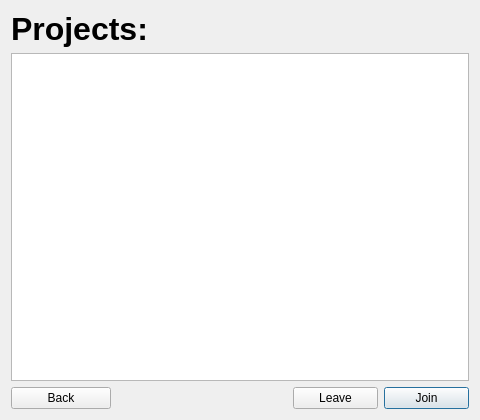
Above: studentviewproject.ui from w4est/COMP3004 before the change. Below: the same form after it.
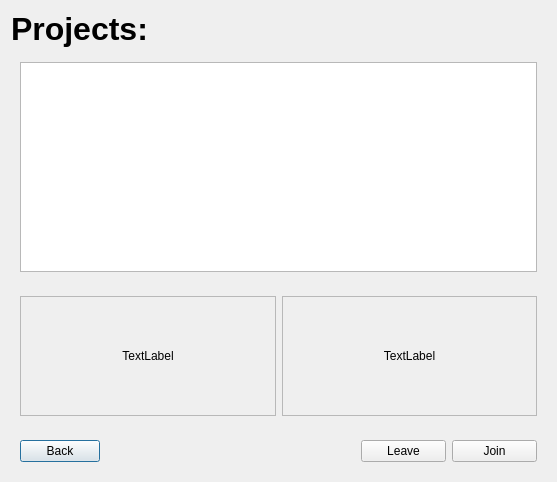
That is the form after the change.

Patch:
```diff
--- a/studentviewproject.ui
+++ b/studentviewproject.ui
@@ -6,57 +6,28 @@
    <rect>
     <x>0</x>
     <y>0</y>
-    <width>480</width>
-    <height>420</height>
+    <width>557</width>
+    <height>482</height>
    </rect>
   </property>
   <property name="minimumSize">
    <size>
-    <width>480</width>
-    <height>420</height>
+    <width>550</width>
+    <height>480</height>
    </size>
   </property>
   <property name="windowTitle">
    <string>Dialog</string>
   </property>
-  <layout class="QGridLayout" name="gridLayout">
-   <item row="1" column="0" colspan="5">
-    <widget class="QListWidget" name="ProjectList"/>
-   </item>
-   <item row="2" column="4">
-    <widget class="QPushButton" name="JoinButton">
-     <property name="minimumSize">
-      <size>
-       <width>85</width>
-       <height>0</height>
-      </size>
-     </property>
-     <property name="maximumSize">
-      <size>
-       <width>100</width>
-       <height>40</height>
-      </size>
-     </property>
-     <property name="text">
-      <string>Join</string>
-     </property>
-    </widget>
-   </item>
-   <item row="2" column="0">
-    <widget class="QPushButton" name="BackButton">
-     <property name="maximumSize">
-      <size>
-       <width>100</width>
-       <height>40</height>
-      </size>
-     </property>
-     <property name="text">
-      <string>Back</string>
-     </property>
-    </widget>
-   </item>
-   <item row="0" column="0">
+  <layout class="QVBoxLayout" name="verticalLayout">
+   <item>
     <widget class="QLabel" name="ProjectLabel">
+     <property name="sizePolicy">
+      <sizepolicy hsizetype="Fixed" vsizetype="Fixed">
+       <horstretch>0</horstretch>
+       <verstretch>0</verstretch>
+      </sizepolicy>
+     </property>
      <property name="font">
       <font>
        <pointsize>24</pointsize>
@@ -69,49 +40,188 @@
      </property>
     </widget>
    </item>
-   <item row="2" column="2">
-    <spacer name="horizontalSpacer">
-     <property name="orientation">
-      <enum>Qt::Horizontal</enum>
+   <item>
+    <widget class="QFrame" name="ProjectList_Frame">
+     <property name="sizePolicy">
+      <sizepolicy hsizetype="Fixed" vsizetype="Fixed">
+       <horstretch>0</horstretch>
+       <verstretch>0</verstretch>
+      </sizepolicy>
      </property>
-     <property name="sizeHint" stdset="0">
-      <size>
-       <width>40</width>
-       <height>20</height>
-      </size>
+     <property name="frameShape">
+      <enum>QFrame::NoFrame</enum>
      </property>
-    </spacer>
-   </item>
-   <item row="2" column="1">
-    <spacer name="horizontalSpacer_2">
-     <property name="orientation">
-      <enum>Qt::Horizontal</enum>
+     <property name="frameShadow">
+      <enum>QFrame::Raised</enum>
      </property>
-     <property name="sizeHint" stdset="0">
+     <layout class="QHBoxLayout" name="horizontalLayout">
+      <item>
+       <widget class="QListWidget" name="ProjectList">
+        <property name="sizePolicy">
+         <sizepolicy hsizetype="Fixed" vsizetype="Fixed">
+          <horstretch>0</horstretch>
+          <verstretch>0</verstretch>
+         </sizepolicy>
+        </property>
+        <property name="minimumSize">
+         <size>
+          <width>517</width>
+          <height>210</height>
+         </size>
+        </property>
+       </widget>
+      </item>
+     </layout>
+    </widget>
+   </item>
+   <item>
+    <widget class="QFrame" name="Flashy_Frame">
+     <property name="minimumSize">
       <size>
-       <width>40</width>
-       <height>20</height>
+       <width>520</width>
+       <height>100</height>
       </size>
      </property>
-    </spacer>
+     <property name="frameShape">
+      <enum>QFrame::NoFrame</enum>
+     </property>
+     <property name="frameShadow">
+      <enum>QFrame::Raised</enum>
+     </property>
+     <layout class="QHBoxLayout" name="horizontalLayout_2">
+      <item>
+       <widget class="QFrame" name="frame_4">
+        <property name="frameShape">
+         <enum>QFrame::StyledPanel</enum>
+        </property>
+        <property name="frameShadow">
+         <enum>QFrame::Raised</enum>
+        </property>
+        <layout class="QHBoxLayout" name="horizontalLayout_3">
+         <item>
+          <widget class="QLabel" name="ProjectName">
+           <property name="text">
+            <string>TextLabel</string>
+           </property>
+           <property name="alignment">
+            <set>Qt::AlignCenter</set>
+           </property>
+          </widget>
+         </item>
+        </layout>
+       </widget>
+      </item>
+      <item>
+       <widget class="QFrame" name="Register_Framess">
+        <property name="frameShape">
+         <enum>QFrame::StyledPanel</enum>
+        </property>
+        <property name="frameShadow">
+         <enum>QFrame::Raised</enum>
+        </property>
+        <layout class="QHBoxLayout" name="horizontalLayout_4">
+         <item>
+          <widget class="QLabel" name="RegisterValue">
+           <property name="text">
+            <string>TextLabel</string>
+           </property>
+           <property name="alignment">
+            <set>Qt::AlignCenter</set>
+           </property>
+          </widget>
+         </item>
+        </layout>
+       </widget>
+      </item>
+     </layout>
+    </widget>
    </item>
-   <item row="2" column="3">
-    <widget class="QPushButton" name="pushButton">
+   <item>
+    <widget class="QFrame" name="Button_Frame">
+     <property name="sizePolicy">
+      <sizepolicy hsizetype="Preferred" vsizetype="Fixed">
+       <horstretch>0</horstretch>
+       <verstretch>0</verstretch>
+      </sizepolicy>
+     </property>
      <property name="minimumSize">
       <size>
-       <width>85</width>
-       <height>20</height>
-      </size>
-     </property>
-     <property name="maximumSize">
-      <size>
-       <width>85</width>
+       <width>0</width>
        <height>40</height>
       </size>
      </property>
-     <property name="text">
-      <string>Leave</string>
+     <property name="frameShape">
+      <enum>QFrame::NoFrame</enum>
      </property>
+     <property name="frameShadow">
+      <enum>QFrame::Raised</enum>
+     </property>
+     <layout class="QGridLayout" name="gridLayout">
+      <item row="0" column="0">
+       <widget class="QPushButton" name="BackButton">
+        <property name="maximumSize">
+         <size>
+          <width>100</width>
+          <height>40</height>
+         </size>
+        </property>
+        <property name="text">
+         <string>Back</string>
+        </property>
+       </widget>
+      </item>
+      <item row="0" column="2">
+       <widget class="QPushButton" name="pushButton">
+        <property name="minimumSize">
+         <size>
+          <width>85</width>
+          <height>20</height>
+         </size>
+        </property>
+        <property name="maximumSize">
+         <size>
+          <width>100</width>
+          <height>40</height>
+         </size>
+        </property>
+        <property name="text">
+         <string>Leave</string>
+        </property>
+       </widget>
+      </item>
+      <item row="0" column="3">
+       <widget class="QPushButton" name="JoinButton">
+        <property name="minimumSize">
+         <size>
+          <width>85</width>
+          <height>20</height>
+         </size>
+        </property>
+        <property name="maximumSize">
+         <size>
+          <width>100</width>
+          <height>40</height>
+         </size>
+        </property>
+        <property name="text">
+         <string>Join</string>
+        </property>
+       </widget>
+      </item>
+      <item row="0" column="1">
+       <spacer name="horizontalSpacer">
+        <property name="orientation">
+         <enum>Qt::Horizontal</enum>
+        </property>
+        <property name="sizeHint" stdset="0">
+         <size>
+          <width>40</width>
+          <height>20</height>
+         </size>
+        </property>
+       </spacer>
+      </item>
+     </layout>
     </widget>
    </item>
   </layout>
```
